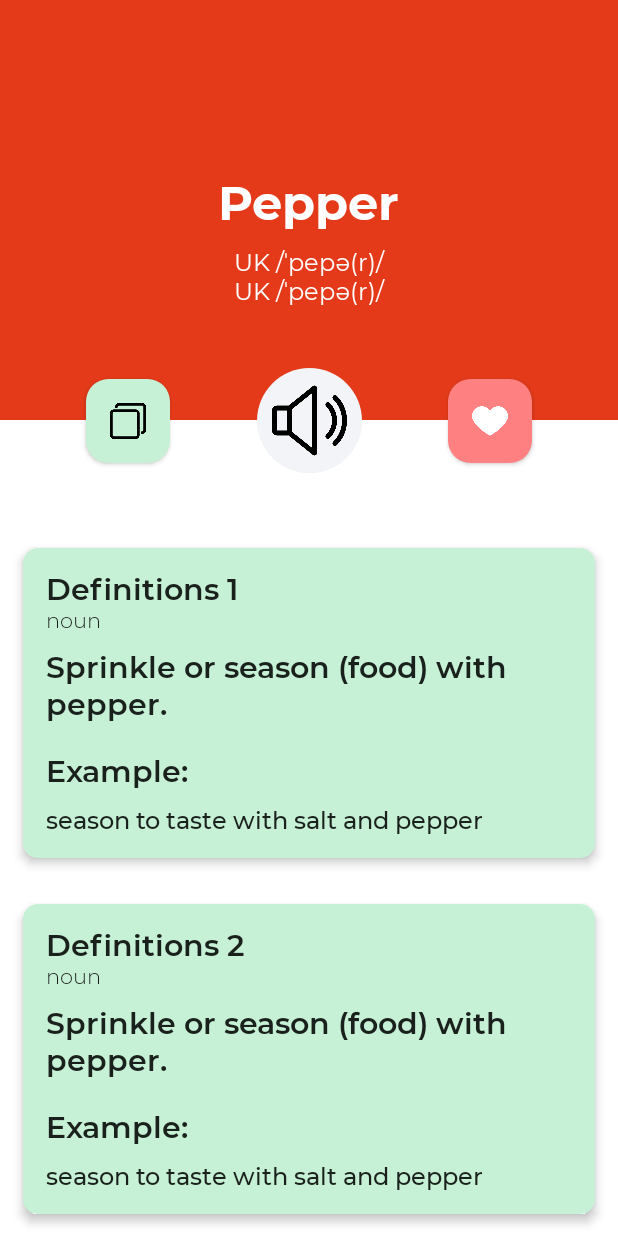
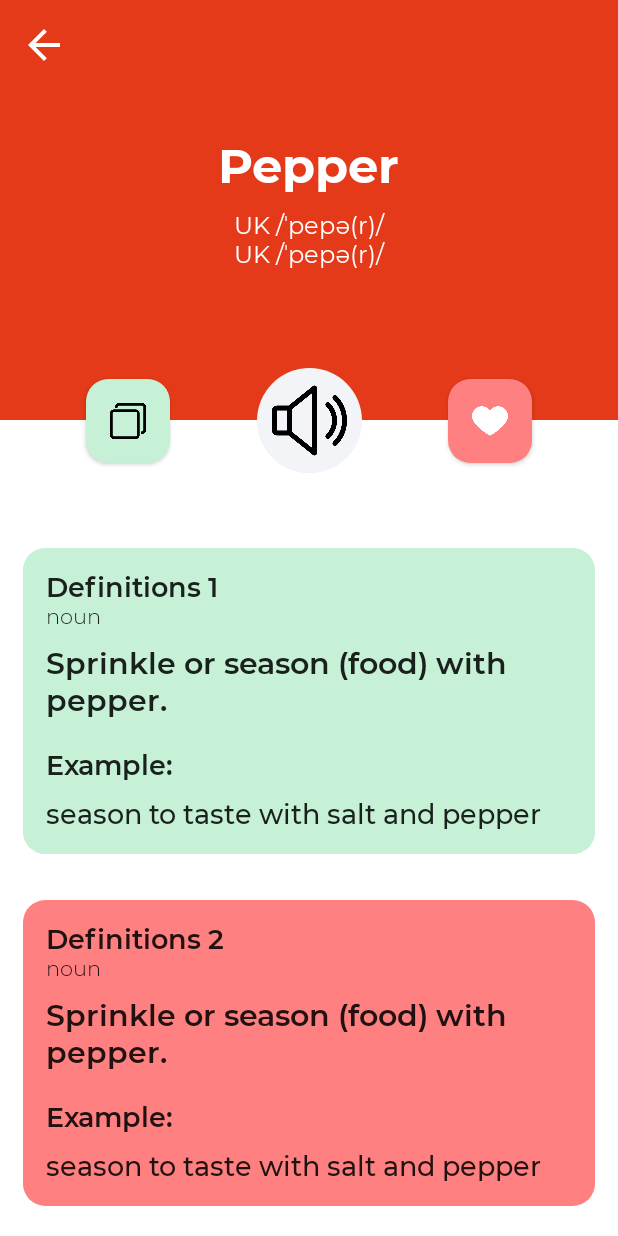
Before and after one commit to dtnguyn/Pawn, an Android app built with Jetpack Compose: the screen it shows after launch (MainActivity), after a tap on "Pepper", on a phone screen of 412 x 824 dp. Run offline under Robolectric (Android 15) with nearby library versions, the phone set to English and light mode, and no system bars; our stand-ins replace accompanist.

Commit message:
Add animation for top bar tile in word screen

```diff
--- a/mobile/android/app/src/main/java/com/nguyen/pawn/ui/components/home/SavedWordItem.kt
+++ b/mobile/android/app/src/main/java/com/nguyen/pawn/ui/components/home/SavedWordItem.kt
@@ -1,5 +1,6 @@
 package com.nguyen.pawn.ui.components
 
+import androidx.compose.foundation.clickable
 import androidx.compose.foundation.layout.*
 import androidx.compose.foundation.shape.RoundedCornerShape
 import androidx.compose.material.Card
@@ -7,10 +8,12 @@ import androidx.compose.material.Text
 import androidx.compose.runtime.Composable
 import androidx.compose.ui.Alignment
 import androidx.compose.ui.Modifier
+import androidx.compose.ui.draw.clip
 import androidx.compose.ui.graphics.Color
 import androidx.compose.ui.unit.dp
 import com.nguyen.pawn.R
 import com.nguyen.pawn.ui.theme.*
+import com.nguyen.pawn.util.UtilFunction.generateColor
 
 @Composable
 fun SavedWordItem(word: String, pronunciation: String, index: Int) {
@@ -19,7 +22,9 @@ fun SavedWordItem(word: String, pronunciation: String, index: Int) {
         modifier = Modifier
             .padding(horizontal = 30.dp, vertical = 15.dp)
             .fillMaxWidth()
-            .height(70.dp),
+            .height(70.dp)
+            .clip(RoundedCornerShape(15.dp))
+            .clickable {  },
         backgroundColor = generateColor(index + 1)
     ) {
         Row(
@@ -38,12 +43,3 @@ fun SavedWordItem(word: String, pronunciation: String, index: Int) {
         }
     }
 }
-
-fun generateColor(index: Int): Color {
-    return when {
-        index % 4 == 0 -> LightGreen
-        index % 3 == 0 -> LightOrange
-        index % 2 == 0 -> Neon
-        else -> LightRed
-    }
-}
--- a/mobile/android/app/src/main/java/com/nguyen/pawn/ui/components/word/DefinitionItem.kt
+++ b/mobile/android/app/src/main/java/com/nguyen/pawn/ui/components/word/DefinitionItem.kt
@@ -1,40 +1,47 @@
 package com.nguyen.pawn.ui.components.word
 
 import androidx.compose.foundation.background
+import androidx.compose.foundation.clickable
 import androidx.compose.foundation.layout.*
 import androidx.compose.foundation.shape.RoundedCornerShape
 import androidx.compose.material.Card
 import androidx.compose.material.Text
 import androidx.compose.runtime.Composable
 import androidx.compose.ui.Modifier
+import androidx.compose.ui.draw.clip
+import androidx.compose.ui.graphics.Color
 import androidx.compose.ui.unit.dp
+import androidx.compose.ui.unit.sp
 import com.nguyen.pawn.model.Definition
 import com.nguyen.pawn.ui.theme.LightGreen
 import com.nguyen.pawn.ui.theme.Typography
+import com.nguyen.pawn.util.UtilFunction.generateColor
 
 @Composable
 fun DefinitionItem(index: Int, definition: Definition) {
+
     Card(
         shape = RoundedCornerShape(10.dp),
         elevation = 4.dp,
-        backgroundColor = LightGreen,
+        backgroundColor = generateColor(index),
         modifier = Modifier
             .fillMaxWidth()
+            .background(Color.White)
             .padding(15.dp)
+            .clip(RoundedCornerShape(15.dp))
     ) {
 
         Column(
             Modifier.padding(15.dp)
         ) {
-            Text(text = "Definitions ${index + 1}", style = Typography.h6)
+            Text(text = "Definitions ${index + 1}", style = Typography.h6, fontSize = 18.sp)
             Text(text = definition.partOfSpeech, style = Typography.subtitle1)
             Spacer(modifier = Modifier.padding(5.dp))
             Text(text = definition.meaning, style = Typography.h6)
             Spacer(modifier = Modifier.padding(10.dp))
-            Text(text = "Example: ", style = Typography.h6)
+            Text(text = "Example: ", style = Typography.h6, fontSize = 18.sp)
             Spacer(modifier = Modifier.padding(5.dp))
-            Text(text = definition.example, style = Typography.body1)
+            Text(text = definition.example, style = Typography.body1, fontSize = 18.sp)
         }
-
     }
 }
--- a/mobile/android/app/src/main/java/com/nguyen/pawn/ui/screens/WordScreen.kt
+++ b/mobile/android/app/src/main/java/com/nguyen/pawn/ui/screens/WordScreen.kt
@@ -1,19 +1,23 @@
 package com.nguyen.pawn.ui.screens
 
+import androidx.compose.animation.*
 import androidx.compose.foundation.ExperimentalFoundationApi
+import androidx.compose.foundation.Image
 import androidx.compose.foundation.background
 import androidx.compose.foundation.layout.*
 import androidx.compose.foundation.lazy.LazyColumn
-import androidx.compose.material.Card
-import androidx.compose.material.Scaffold
-import androidx.compose.material.Surface
-import androidx.compose.material.Text
+import androidx.compose.foundation.lazy.rememberLazyListState
+import androidx.compose.material.*
+import androidx.compose.material.icons.materialIcon
 import androidx.compose.runtime.Composable
 import androidx.compose.ui.Alignment
 import androidx.compose.ui.Modifier
 import androidx.compose.ui.graphics.Color
 import androidx.compose.ui.graphics.RectangleShape
+import androidx.compose.ui.layout.VerticalAlignmentLine
 import androidx.compose.ui.layout.onSizeChanged
+import androidx.compose.ui.res.painterResource
+import androidx.compose.ui.text.style.TextAlign
 import androidx.compose.ui.unit.dp
 import androidx.compose.ui.zIndex
 import com.nguyen.pawn.R
@@ -24,6 +28,7 @@ import com.nguyen.pawn.ui.components.SavedWordItem
 import com.nguyen.pawn.ui.components.word.DefinitionItem
 import com.nguyen.pawn.ui.theme.*
 
+@ExperimentalAnimationApi
 @ExperimentalFoundationApi
 @Composable
 fun WordScreen() {
@@ -67,6 +72,9 @@ fun WordScreen() {
         ),
     )
 
+    val lazyListState = rememberLazyListState()
+
+
     Surface {
         Scaffold(
             modifier = Modifier
@@ -74,19 +82,42 @@ fun WordScreen() {
                 .fillMaxWidth(),
             backgroundColor = Color.White,
             topBar = {
-                Row(modifier = Modifier
+                Box(
+                    modifier = Modifier
                         .fillMaxWidth()
                         .height(60.dp)
-                    .background(ReallyRed)) {
+                        .background(ReallyRed)
+                        .padding(horizontal = 5.dp),
+                ) {
+
+                    IconButton(modifier = Modifier.align(Alignment.CenterStart),onClick = { /*TODO*/ }) {
+                        Image(
+                            painter = painterResource(id = R.drawable.back_32_white),
+                            contentDescription = "Back icon"
+                        )
+                    }
+//                    if(lazyListState.firstVisibleItemIndex >= 1) {
+//
+//                    }
+                    AnimatedVisibility(
+                        visible = lazyListState.firstVisibleItemIndex >= 1,
+                        enter = slideInVertically(initialOffsetY = { 400 }) + expandVertically(expandFrom = Alignment.Top) + fadeIn(initialAlpha = 0.3f),
+                        exit = slideOutVertically(targetOffsetY = { 400 }) + shrinkVertically() + fadeOut(),
+                        modifier = Modifier.align(
+                            Alignment.Center
+                        )
+                    ) {
+                        Text(
+                            text = "Pepper",
+                            style = Typography.h4,
+                            color = Color.White,
+
+                        )
+                    }
 
                 }
             }
         ) {
-            LazyColumn(
-                modifier = Modifier.fillMaxHeight(),
-            ) {
-
-                item {
             Card(
                 modifier = Modifier
                     .fillMaxWidth()
@@ -98,7 +129,8 @@ fun WordScreen() {
                 Column(
                     modifier = Modifier
                         .fillMaxWidth()
-                                .fillMaxHeight(),
+                        .fillMaxHeight()
+                        .padding(bottom = 50.dp),
                     verticalArrangement = Arrangement.Center,
                     horizontalAlignment = Alignment.CenterHorizontally
                 ) {
@@ -118,6 +150,17 @@ fun WordScreen() {
                 }
             }
 
+            LazyColumn(
+                modifier = Modifier.fillMaxHeight(),
+                state = lazyListState,
+            ) {
+
+                item {
+                    Spacer(
+                        modifier = Modifier
+                            .fillMaxWidth()
+                            .height(220.dp),
+                    )
                 }
 
                 item {
@@ -125,7 +168,7 @@ fun WordScreen() {
                         modifier = Modifier
                             .fillMaxWidth()
                             .zIndex(1f)
-                            .background(Color.Transparent)
+                            .background(Color.White)
                             .offset(y = (-35).dp),
                         verticalAlignment = Alignment.CenterVertically,
                         horizontalArrangement = Arrangement.SpaceEvenly
--- /dev/null
+++ b/mobile/android/app/src/main/java/com/nguyen/pawn/util/UtilFunction.kt
@@ -0,0 +1,19 @@
+package com.nguyen.pawn.util
+
+import androidx.compose.ui.graphics.Color
+import com.nguyen.pawn.ui.theme.LightGreen
+import com.nguyen.pawn.ui.theme.LightOrange
+import com.nguyen.pawn.ui.theme.LightRed
+import com.nguyen.pawn.ui.theme.Neon
+
+object UtilFunction {
+
+    fun generateColor(index: Int): Color {
+        return when {
+            index % 4 == 0 -> LightGreen
+            index % 3 == 0 -> LightOrange
+            index % 2 == 0 -> Neon
+            else -> LightRed
+        }
+    }
+}
--- /dev/null
+++ b/mobile/android/app/src/main/res/drawable/back_32_white.xml
@@ -0,0 +1,5 @@
+<vector android:height="32dp" android:tint="#FFFFFF"
+    android:viewportHeight="24" android:viewportWidth="24"
+    android:width="32dp" xmlns:android="http://schemas.android.com/apk/res/android">
+    <path android:fillColor="@android:color/white" android:pathData="M20,11H7.83l5.59,-5.59L12,4l-8,8 8,8 1.41,-1.41L7.83,13H20v-2z"/>
+</vector>
```
Lines whose indentation alone changed are shown as unchanged.
